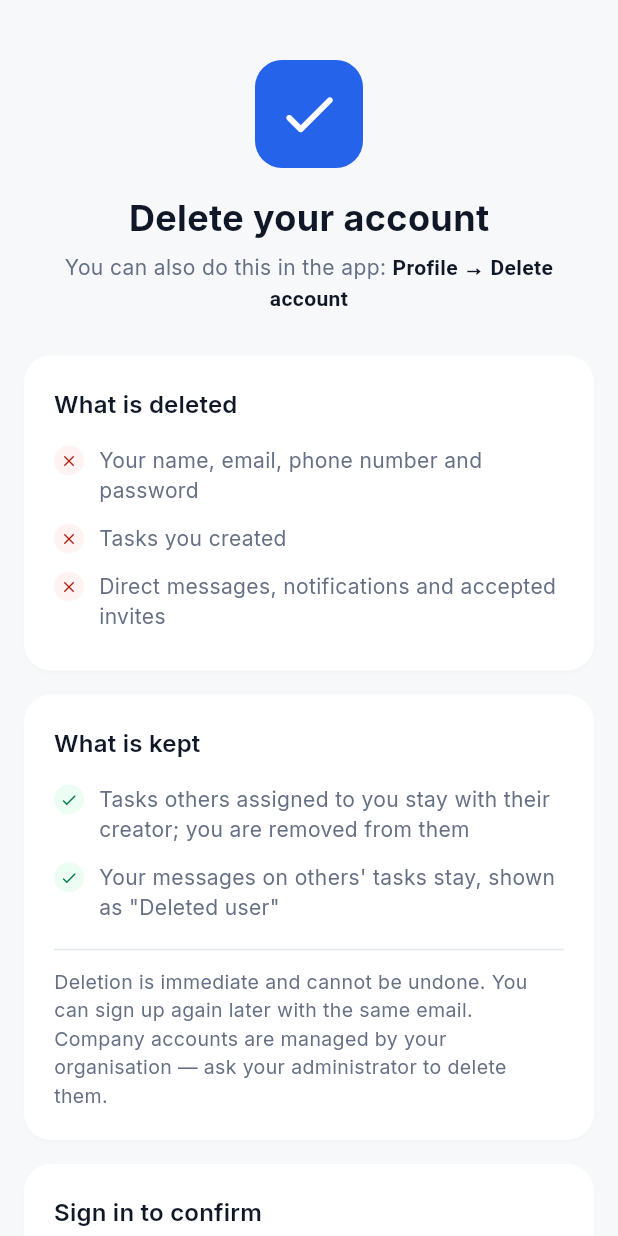
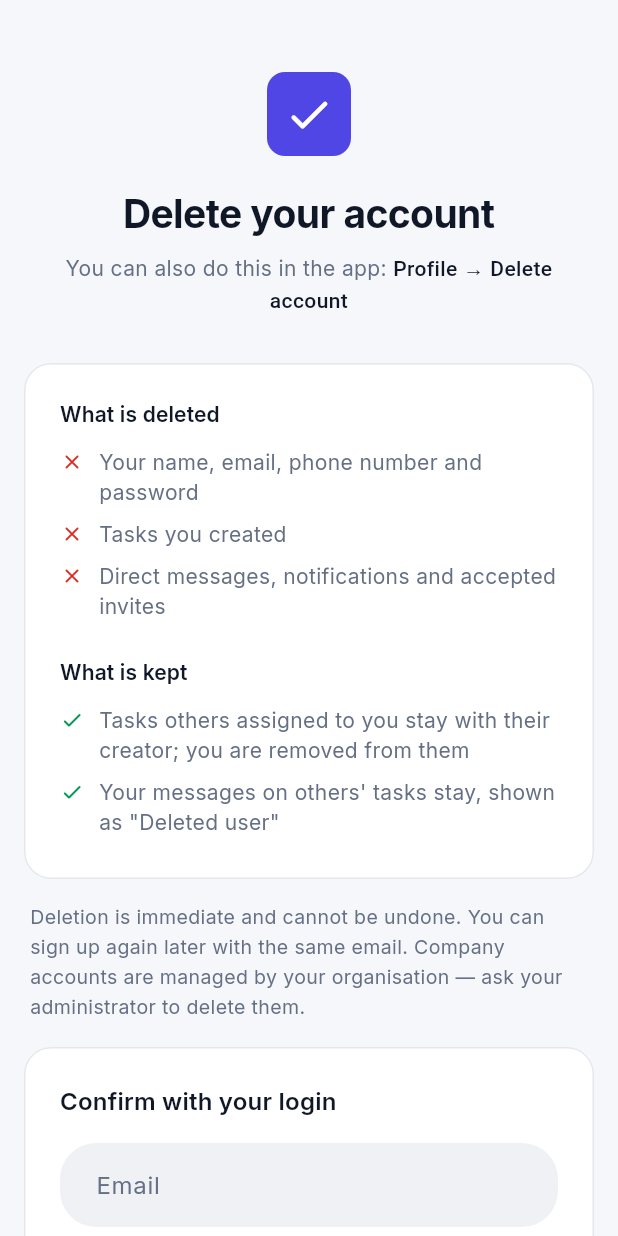
Before and after one commit to keerthanaflutter/My_task_Accound_block, a Flutter app: the screen it shows after launch, on a phone screen of 412 x 824 dp. Run offline on Flutter 3.47's test engine with Material 3 defaults, Android fonts, the phone set to English and light mode, and no system bars.

Commit message:
Simpler page design, indigo primary in light mode
Co-Authored-By: Claude Opus 5.5 (1M context) <noreply@anthropic.com>

```diff
--- a/lib/main.dart
+++ b/lib/main.dart
@@ -79,33 +79,39 @@ class _DeleteAccountPageState extends State<DeleteAccountPage> {
       body: SafeArea(
         child: Center(
           child: SingleChildScrollView(
-            padding: const EdgeInsets.fromLTRB(16, 40, 16, 56),
+            padding: const EdgeInsets.fromLTRB(16, 48, 16, 48),
             child: ConstrainedBox(
-              constraints: const BoxConstraints(maxWidth: 520),
+              constraints: const BoxConstraints(maxWidth: 460),
               child: Column(
                 crossAxisAlignment: CrossAxisAlignment.stretch,
                 children: [
                   const _Header(),
-                  const SizedBox(height: 28),
-                  const _InfoCard(
-                    title: 'What is deleted',
-                    kept: false,
-                    items: [
+                  const SizedBox(height: 32),
+                  const _Card(
+                    child: Column(
+                      crossAxisAlignment: CrossAxisAlignment.start,
+                      children: [
+                        _List(title: 'What is deleted', kept: false, items: [
                           'Your name, email, phone number and password',
                           'Tasks you created',
                           'Direct messages, notifications and accepted invites',
+                        ]),
+                        SizedBox(height: 20),
+                        _List(title: 'What is kept', kept: true, items: [
+                          'Tasks others assigned to you stay with their creator; you are removed from them',
+                          'Your messages on others\' tasks stay, shown as "Deleted user"',
+                        ]),
                       ],
                     ),
-                  const _InfoCard(
-                    title: 'What is kept',
-                    kept: true,
-                    items: [
-                      'Tasks others assigned to you stay with their creator; you are removed from them',
-                      'Your messages on others\' tasks stay, shown as "Deleted user"',
-                    ],
-                    note: 'Deletion is immediate and cannot be undone. You can sign up again later '
+                  ),
+                  Padding(
+                    padding: const EdgeInsets.fromLTRB(4, 0, 4, 16),
+                    child: Text(
+                      'Deletion is immediate and cannot be undone. You can sign up again later '
                       'with the same email. Company accounts are managed by your organisation — '
                       'ask your administrator to delete them.',
+                      style: TextStyle(color: c.textSecondary, fontSize: 13, height: 1.5),
+                    ),
                   ),
                   _deleted ? const _DoneCard() : _form(c),
                   const SizedBox(height: 24),
@@ -126,7 +132,7 @@ class _DeleteAccountPageState extends State<DeleteAccountPage> {
         child: Column(
           crossAxisAlignment: CrossAxisAlignment.stretch,
           children: [
-            Text('Sign in to confirm', style: Theme.of(context).textTheme.titleMedium),
+            Text('Confirm with your login', style: Theme.of(context).textTheme.titleMedium),
             const SizedBox(height: 16),
             TextField(
               controller: _email,
@@ -148,14 +154,14 @@ class _DeleteAccountPageState extends State<DeleteAccountPage> {
               onChanged: (v) => setState(() => _confirmed = v ?? false),
               controlAffinity: ListTileControlAffinity.leading,
               contentPadding: EdgeInsets.zero,
-              activeColor: c.primary,
+              activeColor: c.error,
               title: Text('I understand this permanently deletes my account and my tasks.',
                   style: TextStyle(color: c.textPrimary, fontSize: 14)),
             ),
             const SizedBox(height: 12),
             ElevatedButton(
               onPressed: _busy ? null : _delete,
-              style: ElevatedButton.styleFrom(backgroundColor: c.error),
+              style: ElevatedButton.styleFrom(backgroundColor: c.error, elevation: 0),
               child: _busy
                   ? const SizedBox(
                       width: 20,
@@ -165,15 +171,8 @@ class _DeleteAccountPageState extends State<DeleteAccountPage> {
                   : const Text('Delete my account', style: TextStyle(fontWeight: FontWeight.w600)),
             ),
             if (_error != null) ...[
-              const SizedBox(height: 16),
-              Container(
-                padding: const EdgeInsets.symmetric(horizontal: 16, vertical: 12),
-                decoration: BoxDecoration(
-                  color: c.statusDelayed.background,
-                  borderRadius: BorderRadius.circular(AppTheme.borderRadiusSm),
-                ),
-                child: Text(_error!, style: TextStyle(color: c.statusDelayed.foreground, fontSize: 14)),
-              ),
+              const SizedBox(height: 12),
+              Text(_error!, textAlign: TextAlign.center, style: TextStyle(color: c.error, fontSize: 14)),
             ],
           ],
         ),
@@ -194,28 +193,28 @@ class _Header extends StatelessWidget {
       children: [
         // ponytail: placeholder logo, swap for the real app icon once it exists.
         Container(
-          width: 72,
-          height: 72,
+          width: 56,
+          height: 56,
           decoration: BoxDecoration(
             color: c.primary,
-            borderRadius: BorderRadius.circular(AppTheme.borderRadiusMd),
+            borderRadius: BorderRadius.circular(AppTheme.borderRadiusSm),
           ),
-          child: const Icon(Icons.check_rounded, color: Colors.white, size: 44),
+          child: const Icon(Icons.check_rounded, color: Colors.white, size: 34),
         ),
-        const SizedBox(height: 16),
+        const SizedBox(height: 20),
         Text('Delete your account',
-            style: TextStyle(color: c.textPrimary, fontSize: 24, fontWeight: FontWeight.w700)),
-        const SizedBox(height: 6),
+            style: TextStyle(color: c.textPrimary, fontSize: 26, fontWeight: FontWeight.w700, letterSpacing: -0.4)),
+        const SizedBox(height: 8),
         Text.rich(
           TextSpan(children: [
             const TextSpan(text: 'You can also do this in the app: '),
             TextSpan(
               text: 'Profile → Delete account',
-              style: TextStyle(color: c.textPrimary, fontWeight: FontWeight.w600),
+              style: TextStyle(color: c.textPrimary, fontWeight: FontWeight.w500),
             ),
           ]),
           textAlign: TextAlign.center,
-          style: TextStyle(color: c.textSecondary),
+          style: TextStyle(color: c.textSecondary, fontSize: 14),
         ),
       ],
     );
@@ -229,54 +228,51 @@ class _Card extends StatelessWidget {
 
   @override
   Widget build(BuildContext context) {
+    final c = context.colors;
     return Card(
       margin: const EdgeInsets.only(bottom: 16),
-      child: Padding(padding: const EdgeInsets.all(20), child: child),
+      elevation: 0,
+      shape: RoundedRectangleBorder(
+        borderRadius: BorderRadius.circular(AppTheme.borderRadiusMd),
+        side: BorderSide(color: c.divider),
+      ),
+      child: Padding(padding: const EdgeInsets.all(24), child: child),
     );
   }
 }
 
-class _InfoCard extends StatelessWidget {
+class _List extends StatelessWidget {
   final String title;
   final bool kept;
   final List<String> items;
-  final String? note;
 
-  const _InfoCard({required this.title, required this.kept, required this.items, this.note});
+  const _List({required this.title, required this.kept, required this.items});
 
   @override
   Widget build(BuildContext context) {
     final c = context.colors;
-    final badge = kept ? c.statusDone : c.statusDelayed;
-
-    return _Card(
-      child: Column(
+    return Column(
       crossAxisAlignment: CrossAxisAlignment.start,
       children: [
-          Text(title, style: Theme.of(context).textTheme.titleMedium),
-          const SizedBox(height: 10),
+        Text(title, style: Theme.of(context).textTheme.titleSmall?.copyWith(fontWeight: FontWeight.w600)),
+        const SizedBox(height: 8),
         for (final item in items)
           Padding(
-              padding: const EdgeInsets.symmetric(vertical: 6),
+            padding: const EdgeInsets.symmetric(vertical: 4),
             child: Row(
               crossAxisAlignment: CrossAxisAlignment.start,
               children: [
-                  CircleAvatar(
-                    radius: 10,
-                    backgroundColor: badge.background,
-                    child: Icon(kept ? Icons.check : Icons.close, size: 12, color: badge.foreground),
+                Padding(
+                  padding: const EdgeInsets.only(top: 2),
+                  child: Icon(kept ? Icons.check_rounded : Icons.close_rounded,
+                      size: 16, color: kept ? c.success : c.error),
                 ),
                 const SizedBox(width: 10),
-                  Expanded(child: Text(item, style: TextStyle(color: c.textSecondary))),
+                Expanded(child: Text(item, style: TextStyle(color: c.textSecondary, fontSize: 14, height: 1.45))),
               ],
             ),
           ),
-          if (note != null) ...[
-            Divider(height: 24, color: c.divider),
-            Text(note!, style: TextStyle(color: c.textSecondary, fontSize: 13)),
       ],
-        ],
-      ),
     );
   }
 }
@@ -290,21 +286,15 @@ class _DoneCard extends StatelessWidget {
     return _Card(
       child: Column(
         children: [
-          const SizedBox(height: 12),
-          CircleAvatar(
-            radius: 28,
-            backgroundColor: c.statusDone.background,
-            child: Icon(Icons.check_rounded, size: 30, color: c.statusDone.foreground),
-          ),
+          Icon(Icons.check_circle_rounded, size: 44, color: c.success),
           const SizedBox(height: 12),
           Text('Your account has been deleted', style: Theme.of(context).textTheme.titleMedium),
           const SizedBox(height: 6),
           Text(
             'You have been signed out everywhere. Thank you for using My Task.',
             textAlign: TextAlign.center,
-            style: TextStyle(color: c.textSecondary),
+            style: TextStyle(color: c.textSecondary, fontSize: 14),
           ),
-          const SizedBox(height: 12),
         ],
       ),
     );
--- a/lib/theme/app_theme.dart
+++ b/lib/theme/app_theme.dart
@@ -119,11 +119,11 @@ class AppColors extends ThemeExtension<AppColors> {
   );
 
   static const light = AppColors(
-    background: Color(0xFFF7F8FA),
+    background: Color(0xFFF6F7FB),
     cardBackground: Colors.white,
     secondaryBackground: Color(0xFFEFF1F5),
     divider: Color(0xFFE4E7EC),
-    primary: Color(0xFF2563EB),
+    primary: Color(0xFF4F46E5),
     textPrimary: Color(0xFF101828),
     textSecondary: Color(0xFF667085),
     success: Color(0xFF039855),
```
Lines whose indentation alone changed are shown as unchanged.
